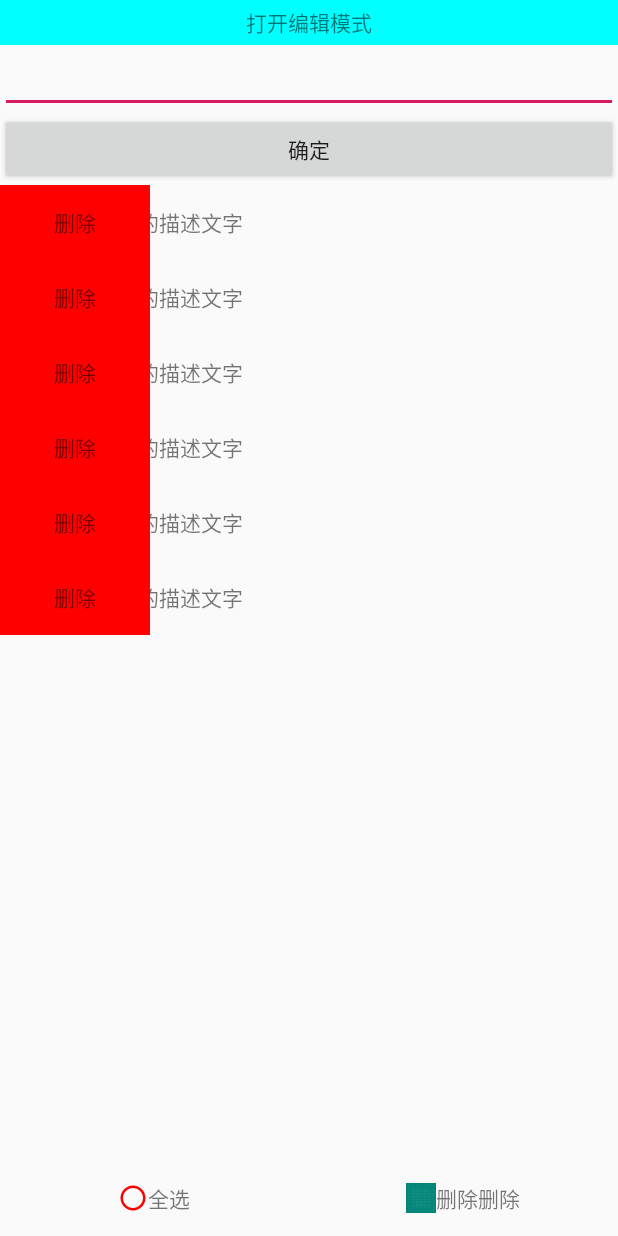
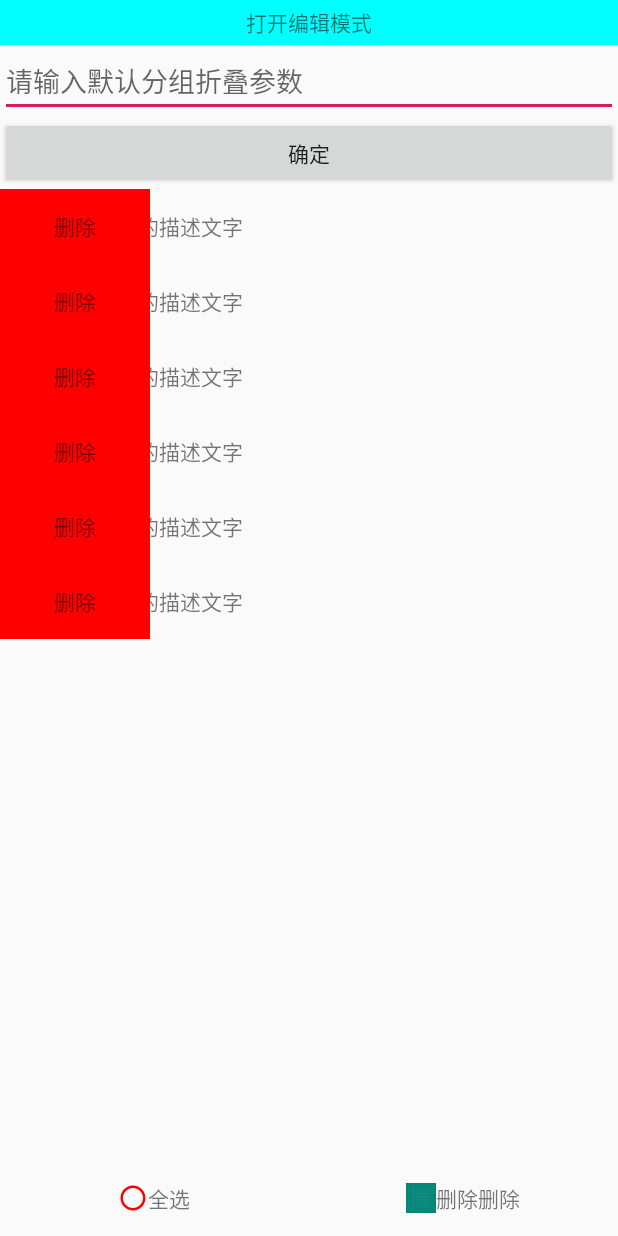
Before and after one commit to WinWang/customView, an Android app: the layout activity_item_drag_layout.xml on its own in the app's theme, with its tools: preview values and no code run, on a phone screen of 412 x 824 dp. Run offline under Robolectric (Android 15) with nearby library versions, the light colour scheme and no system bars; plain views replace EasySwipeMenuLayout.

Commit message:
【添加分组编辑列表】完善列表分组逻辑，添加动态分组参数支持-1

```diff
--- a/app/src/main/res/layout/activity_item_drag_layout.xml
+++ b/app/src/main/res/layout/activity_item_drag_layout.xml
@@ -20,7 +20,8 @@
         android:id="@+id/editCount"
         android:layout_width="match_parent"
         android:layout_height="wrap_content"
-        android:inputType="number"/>
+        android:hint="请输入默认分组折叠参数"
+        android:inputType="number" />
 
     <Button
         android:id="@+id/button"
```
